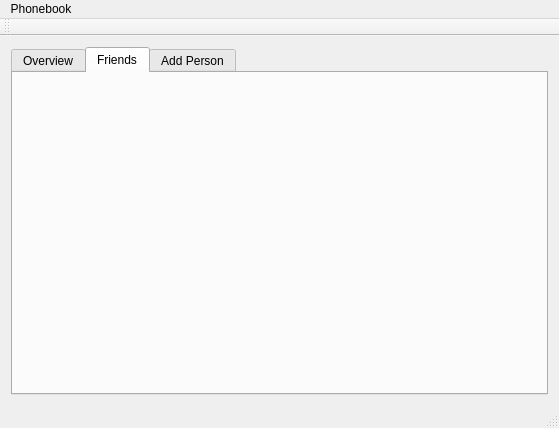
Old version of the form mainwindow.ui in the repository foikila/Phonebook.
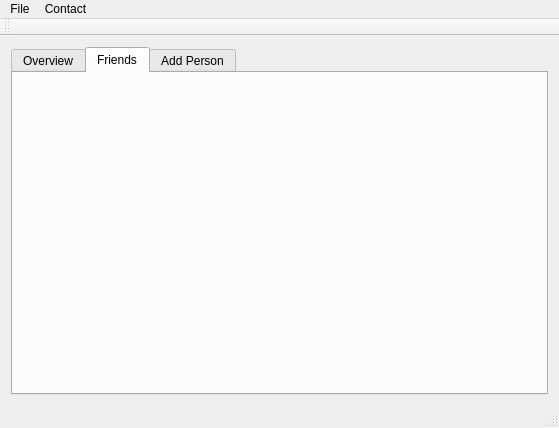
New version of the form. The open tabs and pages were chosen to show the change.

What changed in the file:
```diff
--- a/mainwindow.ui
+++ b/mainwindow.ui
@@ -66,12 +66,19 @@
    </property>
    <widget class="QMenu" name="menuPhonebook">
     <property name="title">
-     <string>Phonebook</string>
+     <string>File</string>
     </property>
     <addaction name="actionSave"/>
     <addaction name="actionLoad"/>
    </widget>
+   <widget class="QMenu" name="menuContact">
+    <property name="title">
+     <string>Contact</string>
+    </property>
+    <addaction name="actionAddFriend"/>
+   </widget>
    <addaction name="menuPhonebook"/>
+   <addaction name="menuContact"/>
   </widget>
   <widget class="QToolBar" name="mainToolBar">
    <attribute name="toolBarArea">
```
Left out of the diff: 30 changed lines with no effect on the pictures.
